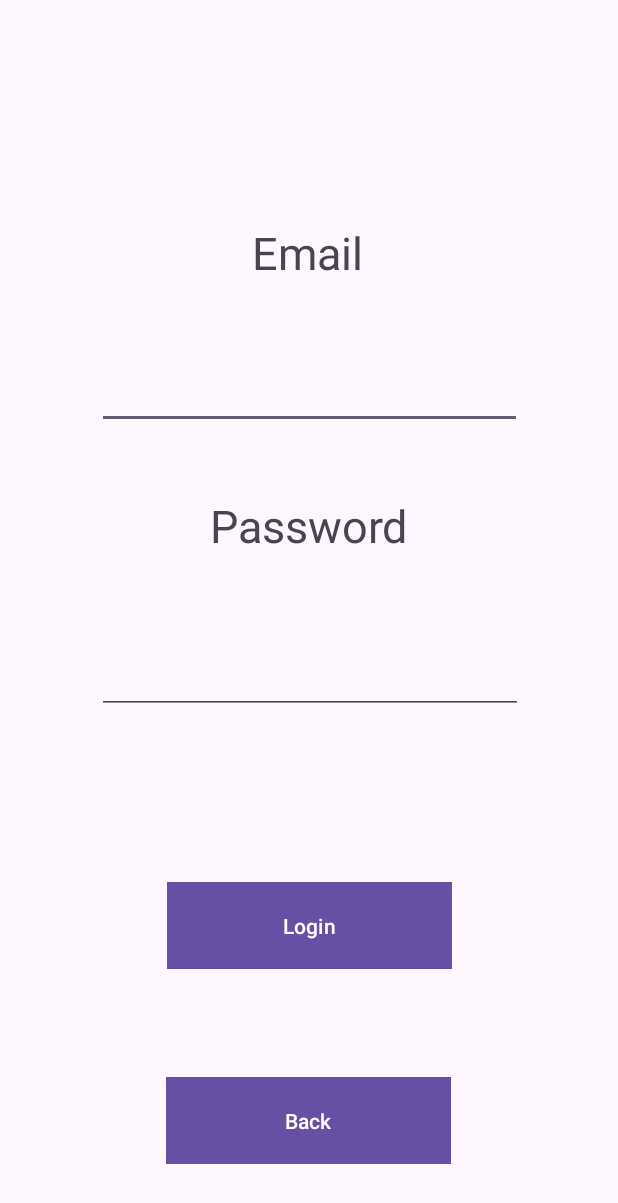
After one commit to zubnaz/NazarsShop2, an Android app: the LoginActivity screen opened directly, with no data from a screen before it, on a phone screen of 412 x 824 dp. The commit adds this screen. Shown: the top 1203 px of the screen. Run offline under Robolectric (Android 15) with nearby library versions, the phone set to English and light mode, and no system bars.

Commit message:
Add login page

```diff
--- a/app/build.gradle.kts
+++ b/app/build.gradle.kts
@@ -40,4 +40,6 @@ dependencies {
     implementation("com.squareup.retrofit2:retrofit:2.4.0")
     implementation("com.squareup.retrofit2:converter-gson:2.4.0")
     implementation("com.squareup.okhttp3:logging-interceptor:3.8.0")
+    implementation("com.github.bumptech.glide:glide:4.16.0")
+    annotationProcessor("com.github.bumptech.glide:compiler:4.16.0")
 }
--- a/app/src/main/AndroidManifest.xml
+++ b/app/src/main/AndroidManifest.xml
@@ -1,7 +1,9 @@
 <?xml version="1.0" encoding="utf-8"?>
 <manifest xmlns:android="http://schemas.android.com/apk/res/android"
     xmlns:tools="http://schemas.android.com/tools">
+
     <uses-permission android:name="android.permission.INTERNET" />
+    <uses-permission android:name="android.permission.ACCESS_NETWORK_STATE" />
 
     <application
         android:allowBackup="true"
@@ -9,10 +11,14 @@
         android:fullBackupContent="@xml/backup_rules"
         android:icon="@mipmap/ic_launcher"
         android:label="@string/app_name"
+        android:networkSecurityConfig="@xml/network_security_config"
         android:roundIcon="@mipmap/ic_launcher_round"
         android:supportsRtl="true"
         android:theme="@style/Theme.NazarsShop2"
         tools:targetApi="31">
+        <activity
+            android:name=".LoginActivity"
+            android:exported="false" />
         <activity
             android:name=".MainActivity"
             android:exported="true">
--- /dev/null
+++ b/app/src/main/java/com/example/nazarsshop2/LoginActivity.java
@@ -0,0 +1,93 @@
+package com.example.nazarsshop2;
+
+import android.app.AlertDialog;
+import android.app.Dialog;
+import android.content.DialogInterface;
+import android.content.Intent;
+import android.os.Bundle;
+import android.util.Log;
+import android.view.View;
+import android.widget.Button;
+import android.widget.EditText;
+
+import androidx.activity.EdgeToEdge;
+import androidx.appcompat.app.AppCompatActivity;
+import androidx.core.graphics.Insets;
+import androidx.core.view.ViewCompat;
+import androidx.core.view.WindowInsetsCompat;
+
+import com.example.nazarsshop2.objects.JwtToken;
+import com.example.nazarsshop2.objects.Login;
+
+import retrofit2.Call;
+import retrofit2.Callback;
+import retrofit2.Response;
+
+public class LoginActivity extends AppCompatActivity {
+
+    @Override
+    protected void onCreate(Bundle savedInstanceState) {
+        super.onCreate(savedInstanceState);
+        EdgeToEdge.enable(this);
+        setContentView(R.layout.activity_login);
+
+        Button buttonBack = findViewById(R.id.buttonBack);
+        buttonBack.setOnClickListener(
+                new View.OnClickListener() {
+                    @Override
+                    public void onClick(View v) {
+                        Intent intent = new Intent(getApplicationContext(), MainActivity.class);
+                        startActivity(intent);
+                    }
+                }
+        );
+        Button buttonLogin = findViewById(R.id.buttonLogin);
+        buttonLogin.setOnClickListener(
+                new View.OnClickListener() {
+                    @Override
+                    public void onClick(View v) {
+                        EditText email = findViewById(R.id.editTextTextEmailAddress);
+                        EditText password = findViewById(R.id.editTextTextPassword);
+                        if(email.getText().toString()!="" && password.getText().toString()!=""){
+                            Login login = new Login();
+                            login.setEmail(email.getText().toString());
+                            login.setPassword(password.getText().toString());
+                            NetworkService
+                                    .GetNetworkService()
+                                    .getApi()
+                                    .Login(login)
+                                    .enqueue(
+                                            new Callback<JwtToken>() {
+                                                @Override
+                                                public void onResponse(Call<JwtToken> call, Response<JwtToken> response) {
+                                                    AlertDialog.Builder builder = new AlertDialog.Builder(LoginActivity.this);
+                                                    if(response.isSuccessful()) {
+                                                        Log.i("333", "You're welcome!");
+
+                                                        builder.setMessage("You're welcome!");
+                                                    }
+                                                    else {
+                                                        builder.setMessage("Invalid parameters!");
+                                                    }
+                                                        builder.setPositiveButton(R.string.ok, new DialogInterface.OnClickListener() {
+                                                            @Override
+                                                            public void onClick(DialogInterface dialog, int which) {
+                                                                dialog.cancel();
+                                                            }
+                                                        });
+                                                        AlertDialog dialog = builder.create();
+                                                        dialog.show();
+                                                }
+
+                                                @Override
+                                                public void onFailure(Call<JwtToken> call, Throwable t) {
+
+                                                }
+                                            }
+                                    );
+                        }
+                    }
+                }
+        );
+    }
+}
--- a/app/src/main/java/com/example/nazarsshop2/interfaces/JSONPlaceHolderApi.java
+++ b/app/src/main/java/com/example/nazarsshop2/interfaces/JSONPlaceHolderApi.java
@@ -1,14 +1,20 @@
 package com.example.nazarsshop2.interfaces;
 
 import com.example.nazarsshop2.objects.Category;
+import com.example.nazarsshop2.objects.JwtToken;
+import com.example.nazarsshop2.objects.Login;
 
 import java.util.ArrayList;
 import java.util.List;
 
 import retrofit2.Call;
+import retrofit2.http.Body;
 import retrofit2.http.GET;
+import retrofit2.http.POST;
 
 public interface JSONPlaceHolderApi {
     @GET("/api/Categories/")
     public Call<List<Category>> getCategory ();
+    @POST("/api/Account/login")
+    public Call<JwtToken> Login (@Body Login login);
 }
--- /dev/null
+++ b/app/src/main/res/layout/activity_login.xml
@@ -0,0 +1,81 @@
+<?xml version="1.0" encoding="utf-8"?>
+<androidx.constraintlayout.widget.ConstraintLayout xmlns:android="http://schemas.android.com/apk/res/android"
+    xmlns:app="http://schemas.android.com/apk/res-auto"
+    xmlns:tools="http://schemas.android.com/tools"
+    android:id="@+id/main"
+    android:layout_width="match_parent"
+    android:layout_height="match_parent"
+    tools:context=".LoginActivity">
+
+    <EditText
+        android:id="@+id/editTextTextEmailAddress"
+        android:layout_width="283dp"
+        android:layout_height="53dp"
+        android:layout_marginTop="44dp"
+        android:ems="10"
+        android:inputType="textEmailAddress"
+        app:layout_constraintEnd_toEndOf="parent"
+        app:layout_constraintStart_toStartOf="parent"
+        app:layout_constraintTop_toBottomOf="@+id/textViewEmail" />
+
+    <TextView
+        android:id="@+id/textViewEmail"
+        android:layout_width="wrap_content"
+        android:layout_height="wrap_content"
+        android:layout_marginTop="148dp"
+        android:text="Email"
+        android:textSize="30dp"
+        app:layout_constraintEnd_toEndOf="parent"
+        app:layout_constraintHorizontal_bias="0.498"
+        app:layout_constraintStart_toStartOf="parent"
+        app:layout_constraintTop_toTopOf="parent" />
+
+    <TextView
+        android:id="@+id/textViewPassword"
+        android:layout_width="wrap_content"
+        android:layout_height="wrap_content"
+        android:layout_marginTop="44dp"
+        android:text="Password"
+        android:textSize="30dp"
+        app:layout_constraintEnd_toEndOf="parent"
+        app:layout_constraintStart_toStartOf="parent"
+        app:layout_constraintTop_toBottomOf="@+id/editTextTextEmailAddress" />
+
+    <EditText
+        android:id="@+id/editTextTextPassword"
+        android:layout_width="284dp"
+        android:layout_height="53dp"
+        android:layout_marginTop="52dp"
+        android:ems="10"
+        android:inputType="textPassword"
+        app:layout_constraintEnd_toEndOf="parent"
+        app:layout_constraintHorizontal_bias="0.503"
+        app:layout_constraintStart_toStartOf="parent"
+        app:layout_constraintTop_toBottomOf="@+id/textViewPassword" />
+
+    <Button
+        android:id="@+id/buttonLogin"
+        android:layout_width="190dp"
+        android:layout_height="58dp"
+        android:layout_marginTop="40dp"
+        android:background="@color/black"
+        android:textColor="@color/white"
+        android:text="Login"
+        app:layout_constraintBottom_toTopOf="@+id/buttonBack"
+        app:layout_constraintEnd_toEndOf="parent"
+        app:layout_constraintStart_toStartOf="parent"
+        app:layout_constraintTop_toBottomOf="@+id/editTextTextPassword" />
+
+    <Button
+        android:id="@+id/buttonBack"
+        android:layout_width="190dp"
+        android:layout_height="58dp"
+        android:layout_marginBottom="48dp"
+        android:background="@color/black"
+        android:textColor="@color/white"
+        android:text="Back"
+        app:layout_constraintBottom_toBottomOf="parent"
+        app:layout_constraintEnd_toEndOf="parent"
+        app:layout_constraintHorizontal_bias="0.497"
+        app:layout_constraintStart_toStartOf="parent" />
+</androidx.constraintlayout.widget.ConstraintLayout>
--- a/app/src/main/res/values/strings.xml
+++ b/app/src/main/res/values/strings.xml
@@ -1,3 +1,4 @@
 <resources>
     <string name="app_name">NazarsShop2</string>
+    <string name="ok">OK</string>
 </resources>
--- /dev/null
+++ b/app/src/main/res/xml/network_security_config.xml
@@ -0,0 +1,6 @@
+<?xml version="1.0" encoding="utf-8"?>
+<network-security-config>
+    <domain-config cleartextTrafficPermitted="true">
+        <domain includeSubdomains="true">127.0.0.1</domain>
+    </domain-config>
+</network-security-config>
```
Also changed, not shown: app/src/main/java/com/example/nazarsshop2/MainActivity.java (+18 -2 lines), app/src/main/java/com/example/nazarsshop2/adapter/CategoryAdapter.java (+7 -0 lines), app/src/main/java/com/example/nazarsshop2/objects/Category.java (+12 -0 lines), app/src/main/java/com/example/nazarsshop2/objects/JwtToken.java (added, +20 -0 lines), app/src/main/java/com/example/nazarsshop2/objects/Login.java (added, +29 -0 lines), app/src/main/res/layout/activity_main.xml (+16 -2 lines), app/src/main/res/layout/category_item.xml (+23 -10 lines).
